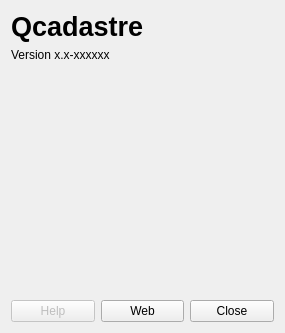
edigonzales-archiv/qcadastre, file base/help/Ui_about.ui: the form before one commit.
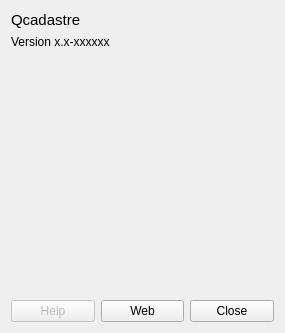
The form after the commit.

The edit to the form file:
```diff
--- a/base/help/Ui_about.ui
+++ b/base/help/Ui_about.ui
@@ -69,7 +69,7 @@
       <string>&lt;!DOCTYPE HTML PUBLIC &quot;-//W3C//DTD HTML 4.0//EN&quot; &quot;http://www.w3.org/TR/REC-html40/strict.dtd&quot;&gt;
 &lt;html&gt;&lt;head&gt;&lt;meta name=&quot;qrichtext&quot; content=&quot;1&quot; /&gt;&lt;style type=&quot;text/css&quot;&gt;
 p, li { white-space: pre-wrap; }
-&lt;/style&gt;&lt;/head&gt;&lt;body style=&quot; font-family:'Droid Sans'; font-size:10pt; font-weight:400; font-style:normal;&quot;&gt;
+&lt;/style&gt;&lt;/head&gt;&lt;body style=&quot; font-family:'Ubuntu'; font-size:11pt; font-weight:400; font-style:normal;&quot;&gt;
 &lt;p style=&quot;-qt-paragraph-type:empty; margin-top:0px; margin-bottom:0px; margin-left:0px; margin-right:0px; -qt-block-indent:0; text-indent:0px; font-family:'Sans Serif'; font-size:9pt;&quot;&gt;&lt;br /&gt;&lt;/p&gt;&lt;/body&gt;&lt;/html&gt;</string>
      </property>
     </widget>
@@ -109,9 +109,9 @@
     <widget class="QLabel" name="lblTitle">
      <property name="font">
       <font>
-       <pointsize>20</pointsize>
-       <weight>75</weight>
-       <bold>true</bold>
+       <pointsize>11</pointsize>
+       <weight>50</weight>
+       <bold>false</bold>
       </font>
      </property>
      <property name="text">
```
